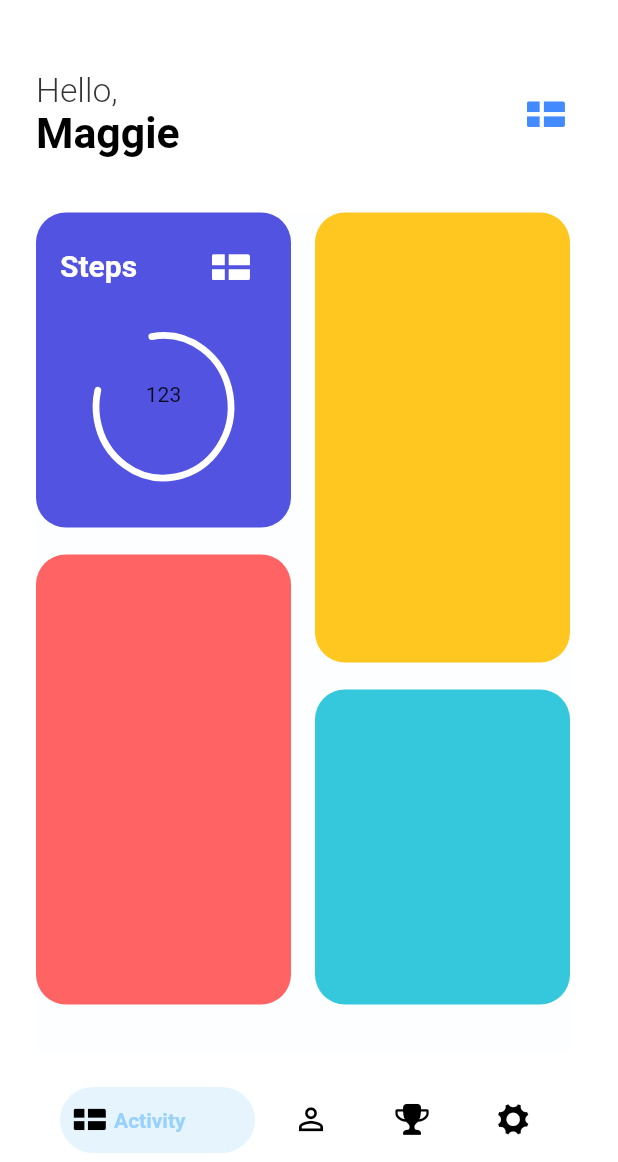
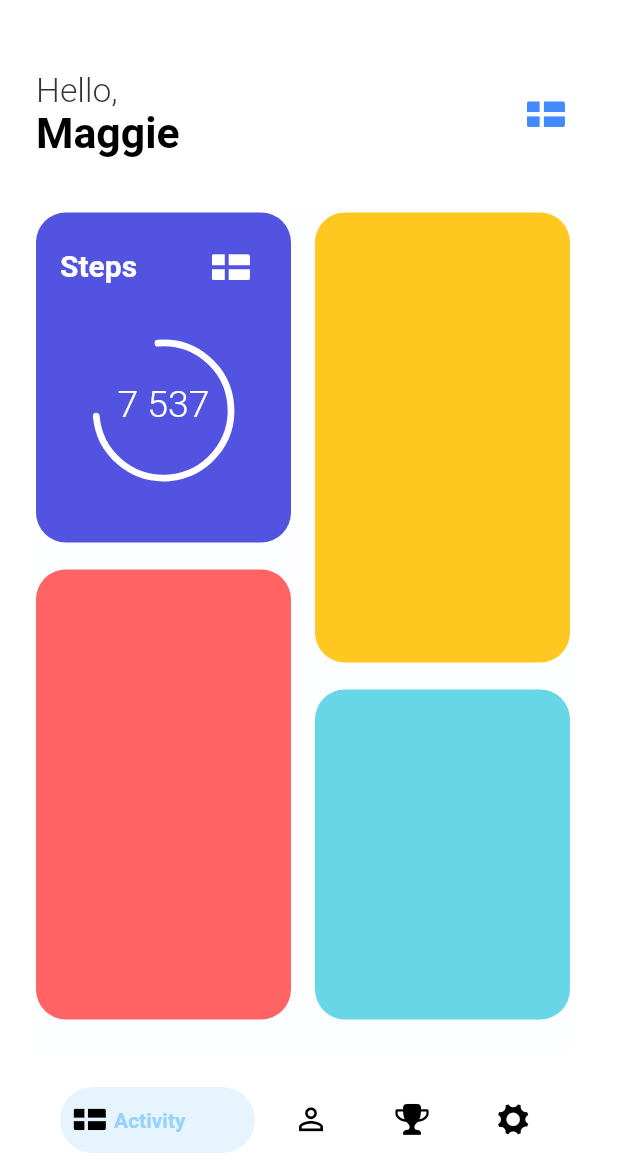
Before and after one commit to okok147/Flutter-UI-Reality, a Flutter app: the screen it shows after launch, on a phone screen of 412 x 824 dp, the part 74-1236 px from its top. Run offline on Flutter 3.47's test engine with Material 2 defaults, Android fonts, the phone set to English and light mode, and no system bars; drawn by our look-alikes of bottom_navy_bar; our stand-ins replace dio, font_awesome_flutter; network calls fail.

Commit message:
day5
-custom paint

```diff
--- a/mobile_application_activity_04/lib/main.dart
+++ b/mobile_application_activity_04/lib/main.dart
@@ -77,8 +77,6 @@ class _MyHomePageState extends State<MyHomePage> {
     Colors.blueAccent,
   ];
 
-
-
   //use when on Pressed:
 
   @override
@@ -137,7 +135,7 @@ class _MyHomePageState extends State<MyHomePage> {
                     height: 42,
                     child: CircleAvatar(
                       backgroundImage: NetworkImage(
-                          'https://picsum.photos/id/1062/5092/3395'),
+                          'https://bradleyrentals.net/wp-content/uploads/sites/5/2018/03/5685885-pretty-girl-images.jpg'),
                     ),
                   ),
                 ),
--- a/mobile_application_activity_04/lib/utils.dart
+++ b/mobile_application_activity_04/lib/utils.dart
@@ -16,6 +16,7 @@ var maggieTextStyle = TextStyle(
     fontSize: 28.5,
     fontWeight: FontWeight.w600);
 
+
 var activityStepCardDecoation = BoxDecoration(
   borderRadius: BorderRadius.circular(20),
   color: Color(0xff3535DD).withOpacity(0.85),
@@ -33,15 +34,20 @@ var activityActivityCardDecoation = BoxDecoration(
 
 var activitySleepCardDecoation = BoxDecoration(
   borderRadius: BorderRadius.circular(20),
-  color: Color(0xff35C8DD),
+  color: Color(0xff35C8DD).withOpacity(0.75),
 );
 
 var activityTextStyle =
     TextStyle(color: Colors.white, fontSize: 20, fontWeight: FontWeight.w600);
 
+    var activityNumberTextStyle =
+    TextStyle(color: Colors.white, fontSize: 25, fontWeight: FontWeight.w300);
+
+
+
 var stepContainer = Container(
   decoration: activityStepCardDecoation,
-  height: 210,
+  height: 220,
   width: 170,
   child: Stack(
     children: <Widget>[
@@ -73,10 +79,16 @@ var stepContainer = Container(
             height: 200,
             width: 200,
             child: CustomPaint(
-
               painter: MyPainter(),
               size: Size(200, 200),
-              child: Center(child: Text('123')),
+              child: Center(
+                  child: Padding(
+                    padding: const EdgeInsets.only(top:3.0),
+                    child: Text(
+                '7 537',
+                style: activityNumberTextStyle,
+              ),
+                  )),
             ),
           ),
         ),
@@ -99,22 +111,22 @@ var activityContainer = Container(
 
 var sleepContainer = Container(
   decoration: activitySleepCardDecoation,
-  height: 210,
+  height: 220,
   width: 170,
 );
 
 class MyPainter extends CustomPainter {
   @override
   void paint(Canvas canvas, Size size) {
-    final rect = Rect.fromLTRB(40 , 50, 130, 145);
-    final startAngle = -math.pi/1.8;
-    final sweepAngle = math.pi *1.63;
+    final rect = Rect.fromLTRB(40, 55, 130, 145);
+    final startAngle = -math.pi / 1.9;
+    final sweepAngle = math.pi * 1.50;
     final useCenter = false;
     final paint = Paint()
-    ..color = Colors.white
-    ..strokeCap = StrokeCap.round
-    ..style = PaintingStyle.stroke
-    ..strokeWidth = 4.5;
+      ..color = Colors.white
+      ..strokeCap = StrokeCap.round
+      ..style = PaintingStyle.stroke
+      ..strokeWidth = 4.5;
     canvas.drawArc(rect, startAngle, sweepAngle, useCenter, paint);
   }
 
```
Also changed, not shown: 1 other file.
